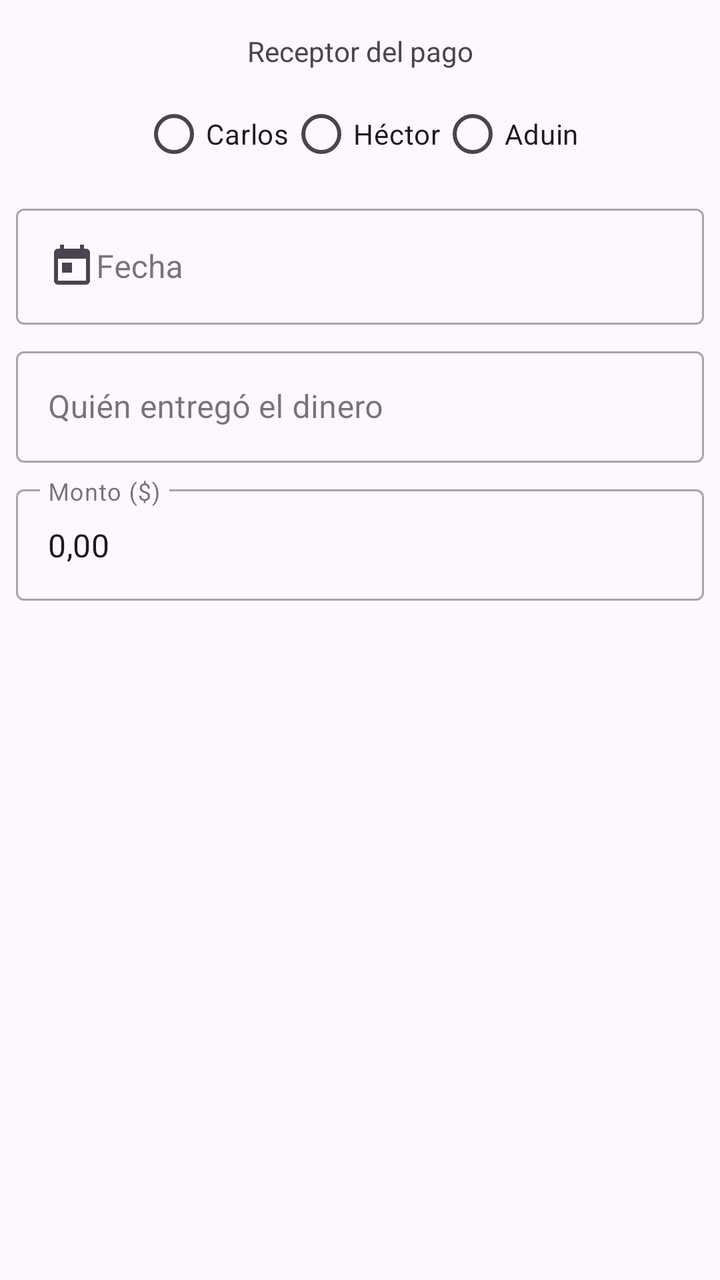
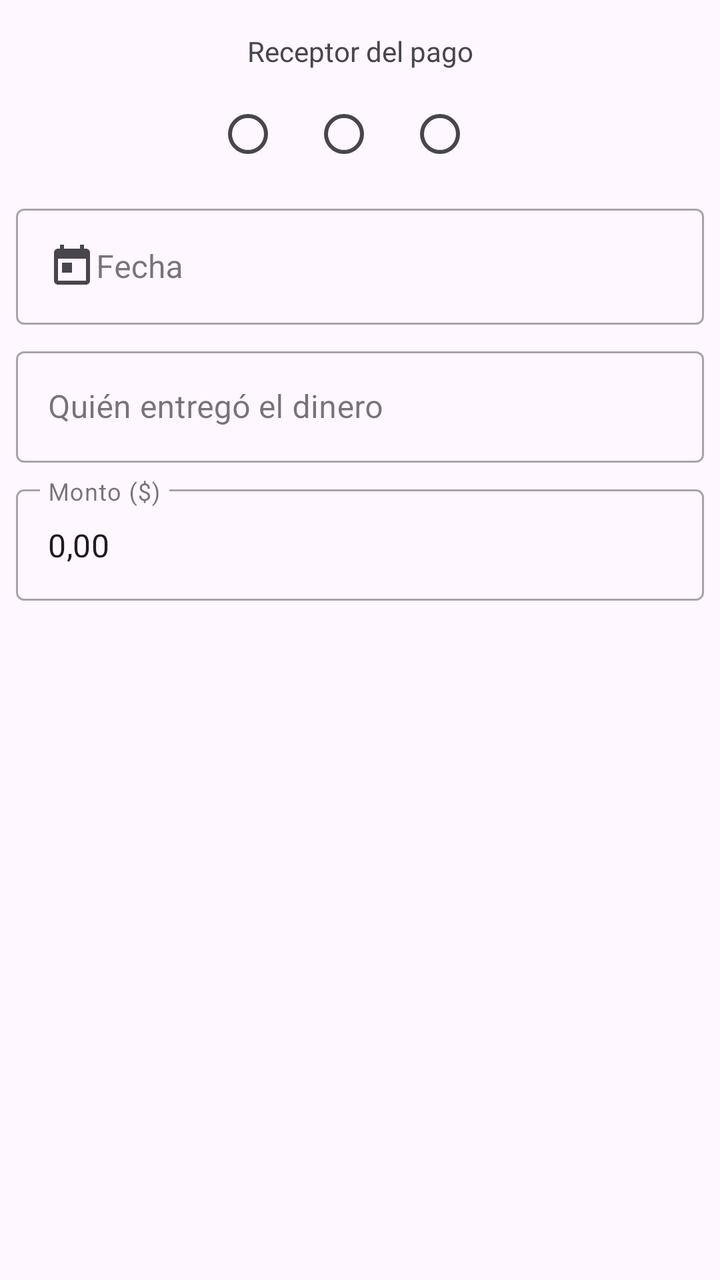

Compare the two renders of this Android layout. The source of the first and the diff that turns it into the second are given below.
<!-- AndroidManifest.xml: application theme Theme.Transport -->
<!-- res/layout/dialog_add_payment.xml -->
<androidx.constraintlayout.widget.ConstraintLayout xmlns:android="http://schemas.android.com/apk/res/android"
    xmlns:app="http://schemas.android.com/apk/res-auto"
    xmlns:tools="http://schemas.android.com/tools"
    android:id="@+id/constraint"
    android:layout_width="match_parent"
    android:layout_height="match_parent"
    app:layout_constraintBottom_toTopOf="@+id/btn_save"
    app:layout_constraintEnd_toEndOf="parent"
    app:layout_constraintStart_toStartOf="parent"
    app:layout_constraintTop_toBottomOf="@+id/checkBox">

    <TextView
        android:id="@+id/textView"
        android:layout_width="wrap_content"
        android:layout_height="wrap_content"
        android:layout_marginStart="8dp"
        android:layout_marginTop="16dp"
        android:layout_marginEnd="8dp"
        android:layout_weight="1"
        android:text="@string/text_receiver_paid"
        app:layout_constraintEnd_toEndOf="parent"
        app:layout_constraintStart_toStartOf="parent"
        app:layout_constraintTop_toTopOf="parent" />

    <RadioGroup
        android:id="@+id/radioGroup"
        android:layout_width="wrap_content"
        android:layout_height="wrap_content"
        android:layout_marginStart="8dp"
        android:layout_marginTop="8dp"
        android:layout_marginEnd="8dp"
        android:orientation="horizontal"
        app:layout_constraintEnd_toEndOf="parent"
        app:layout_constraintStart_toStartOf="parent"
        app:layout_constraintTop_toBottomOf="@+id/textView">

        <RadioButton
            android:id="@+id/rb_carlos"
            android:layout_width="match_parent"
            android:layout_height="wrap_content"
            android:text="@string/text_carlos" />

        <RadioButton
            android:id="@+id/rb_hector"
            android:layout_width="match_parent"
            android:layout_height="wrap_content"
            android:text="@string/text_hector" />

        <RadioButton
            android:id="@+id/rb_aduin"
            android:layout_width="match_parent"
            android:layout_height="wrap_content"
            android:text="@string/text_aduin" />
    </RadioGroup>

    <com.google.android.material.textfield.TextInputLayout
        android:id="@+id/tf_date"
        style="@style/Widget.MaterialComponents.TextInputLayout.OutlinedBox"
        android:layout_width="0dp"
        android:layout_height="wrap_content"
        android:layout_marginStart="8dp"
        android:layout_marginTop="8dp"
        android:layout_marginEnd="8dp"
        app:layout_constraintEnd_toEndOf="parent"
        app:layout_constraintStart_toStartOf="parent"
        app:layout_constraintTop_toBottomOf="@+id/radioGroup">

        <com.google.android.material.textfield.TextInputEditText
            android:id="@+id/et_date"
            android:layout_width="match_parent"
            android:layout_height="wrap_content"
            android:clickable="false"
            android:drawableStart="@drawable/ic_date_24"
            android:focusable="false"
            android:hint="@string/text_date"
            android:textAppearance="?attr/textAppearanceSubtitle1"
            app:layout_constraintBottom_toBottomOf="parent"
            app:layout_constraintEnd_toEndOf="parent"
            app:layout_constraintStart_toStartOf="parent"
            app:layout_constraintTop_toTopOf="parent" />
    </com.google.android.material.textfield.TextInputLayout>

    <com.google.android.material.textfield.TextInputLayout
        android:id="@+id/tf_payer"
        style="@style/Widget.MaterialComponents.TextInputLayout.OutlinedBox"
        android:layout_width="0dp"
        android:layout_height="wrap_content"
        android:layout_marginStart="8dp"
        android:layout_marginTop="8dp"
        android:layout_marginEnd="8dp"
        app:layout_constraintEnd_toEndOf="parent"
        app:layout_constraintStart_toStartOf="parent"
        app:layout_constraintTop_toBottomOf="@+id/tf_date">

        <com.google.android.material.textfield.TextInputEditText
            android:id="@+id/et_payer"
            android:layout_width="match_parent"
            android:layout_height="wrap_content"
            android:hint="@string/text_payer"
            android:inputType="textCapWords"
            android:textAppearance="?attr/textAppearanceSubtitle1"
            app:layout_constraintBottom_toBottomOf="parent"
            app:layout_constraintEnd_toEndOf="parent"
            app:layout_constraintStart_toStartOf="parent"
            app:layout_constraintTop_toTopOf="parent" />
    </com.google.android.material.textfield.TextInputLayout>

    <com.google.android.material.textfield.TextInputLayout
        android:id="@+id/tf_amount"
        style="@style/Widget.MaterialComponents.TextInputLayout.OutlinedBox"
        android:layout_width="0dp"
        android:layout_height="wrap_content"
        android:layout_marginStart="8dp"
        android:layout_marginTop="8dp"
        android:layout_marginEnd="8dp"
        app:layout_constraintEnd_toEndOf="parent"
        app:layout_constraintStart_toStartOf="parent"
        app:layout_constraintTop_toBottomOf="@+id/tf_payer">

        <com.google.android.material.textfield.TextInputEditText
            android:id="@+id/et_amount"
            android:layout_width="match_parent"
            android:layout_height="wrap_content"
            android:clickable="true"
            android:focusable="true"
            android:focusableInTouchMode="true"
            android:hint="@string/text_amount"
            android:inputType="number"
            android:text="@string/text_price_init" />
    </com.google.android.material.textfield.TextInputLayout>
</androidx.constraintlayout.widget.ConstraintLayout>
<!-- resources referenced by this layout -->
<resources>
  <!-- drawable ic_date_24 (drawable) -->
  <vector android:height="24dp" android:tint="?android:textColorTertiary"
      android:viewportHeight="24" android:viewportWidth="24"
      android:width="24dp" xmlns:android="http://schemas.android.com/apk/res/android">
      <path android:fillColor="@android:color/white" android:pathData="M19,3h-1L18,1h-2v2L8,3L8,1L6,1v2L5,3c-1.11,0 -1.99,0.9 -1.99,2L3,19c0,1.1 0.89,2 2,2h14c1.1,0 2,-0.9 2,-2L21,5c0,-1.1 -0.9,-2 -2,-2zM19,19L5,19L5,8h14v11zM7,10h5v5L7,15z"/>
  </vector>
  <string name="text_aduin">Aduin</string>
  <string name="text_amount">Monto ($)</string>
  <string name="text_carlos">Carlos</string>
  <string name="text_date">Fecha</string>
  <string name="text_hector">Héctor</string>
  <string name="text_payer">Quién entregó el dinero</string>
  <string name="text_price_init">0,00</string>
  <string name="text_receiver_paid">Receptor del pago</string>
  <style name="Theme.Transport" parent="Theme.Material3.Light.NoActionBar">
          
          <item name="colorPrimary">@color/blue_base_normal</item>
          <item name="colorPrimaryVariant">@color/blue_base_dark</item>
          <item name="colorOnPrimary">@color/white</item>
          
          <item name="colorSecondary">@color/blue_base_ligth</item>
          <item name="colorSecondaryVariant">@color/yellow_base_dark</item>
          <item name="colorOnSecondary">@color/black</item>
          
          <item name="android:statusBarColor">?attr/colorPrimaryVariant</item>
          
      </style>
  <color name="blue_base_normal">#3F51B5</color>
  <color name="blue_base_dark">#303F9F</color>
  <color name="white">#FFFFFFFF</color>
  <color name="blue_base_ligth">#C5CAE9</color>
  <color name="yellow_base_dark">#FFEB3B</color>
  <color name="black">#FF000000</color>
</resources>

<!-- the commit's change to res/layout/dialog_add_payment.xml (unified diff, before → after) -->
@@ -35,22 +35,19 @@
         app:layout_constraintTop_toBottomOf="@+id/textView">
 
         <RadioButton
-            android:id="@+id/rb_carlos"
+            android:id="@+id/rb_receiver_1"
             android:layout_width="match_parent"
-            android:layout_height="wrap_content"
-            android:text="@string/text_carlos" />
+            android:layout_height="wrap_content" />
 
         <RadioButton
-            android:id="@+id/rb_hector"
+            android:id="@+id/rb_receiver_2"
             android:layout_width="match_parent"
-            android:layout_height="wrap_content"
-            android:text="@string/text_hector" />
+            android:layout_height="wrap_content" />
 
         <RadioButton
-            android:id="@+id/rb_aduin"
+            android:id="@+id/rb_receiver_3"
             android:layout_width="match_parent"
-            android:layout_height="wrap_content"
-            android:text="@string/text_aduin" />
+            android:layout_height="wrap_content" />
     </RadioGroup>
 
     <com.google.android.material.textfield.TextInputLayout
<!-- resource entries referenced after the edit -->
@@ -6,11 +6,8 @@
       android:width="24dp" xmlns:android="http://schemas.android.com/apk/res/android">
       <path android:fillColor="@android:color/white" android:pathData="M19,3h-1L18,1h-2v2L8,3L8,1L6,1v2L5,3c-1.11,0 -1.99,0.9 -1.99,2L3,19c0,1.1 0.89,2 2,2h14c1.1,0 2,-0.9 2,-2L21,5c0,-1.1 -0.9,-2 -2,-2zM19,19L5,19L5,8h14v11zM7,10h5v5L7,15z"/>
   </vector>
-  <string name="text_aduin">Aduin</string>
   <string name="text_amount">Monto ($)</string>
-  <string name="text_carlos">Carlos</string>
   <string name="text_date">Fecha</string>
-  <string name="text_hector">Héctor</string>
   <string name="text_payer">Quién entregó el dinero</string>
   <string name="text_price_init">0,00</string>
   <string name="text_receiver_paid">Receptor del pago</string>
